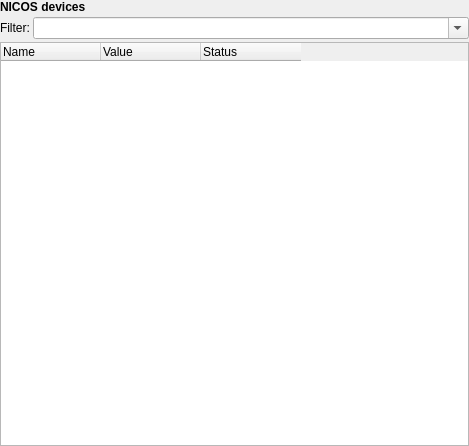
First picture: the form in nicos/clients/gui/panels/devices.ui, repository mlz-ictrl/nicos, before the edit.
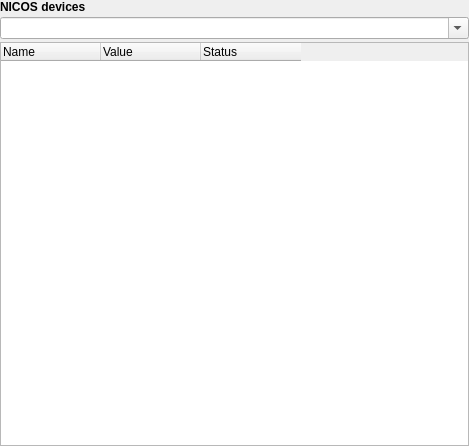
Second picture: the form after the edit. Icons and pictures are not drawn.

Commit message:
gui: slightly rework device panel filters
* remove label that leads to "Filter: Filter:"; use placeholder text instead
* fix filtering device items that have parameter subitems
* change nonsensical demo configuration

```diff
--- a/nicos/clients/gui/panels/devices.ui
+++ b/nicos/clients/gui/panels/devices.ui
@@ -45,19 +45,6 @@
      </item>
      <item>
       <layout class="QHBoxLayout" name="horizontalLayout">
-       <item>
-        <widget class="QLabel" name="label">
-         <property name="sizePolicy">
-          <sizepolicy hsizetype="Minimum" vsizetype="Preferred">
-           <horstretch>0</horstretch>
-           <verstretch>0</verstretch>
-          </sizepolicy>
-         </property>
-         <property name="text">
-          <string>Filter:</string>
-         </property>
-        </widget>
-       </item>
        <item>
         <widget class="QComboBox" name="filter">
          <property name="sizePolicy">
```
The commit also changes 2 other files.
